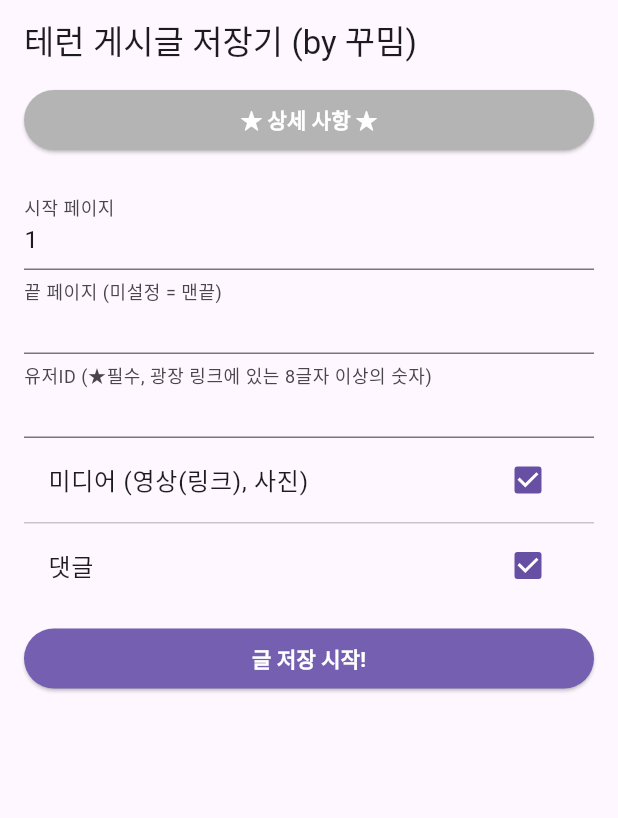
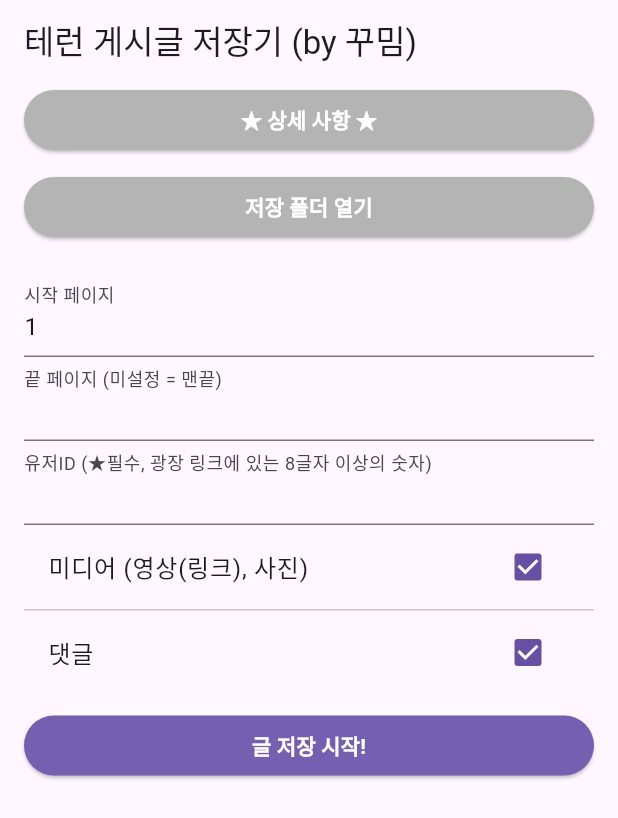
Before and after one commit to br8ad/tr_post_saver, a Flutter app: the screen it shows after launch, after a tap on "★ 상세 사항 ★", on a phone screen of 412 x 824 dp. Shown: the top 818 px of the screen. Run offline on Flutter 3.47's test engine with Material 3 defaults, Android fonts, the light colour scheme and no system bars; network calls fail.

Commit message:
최종 수정

```diff
--- a/lib/main.dart
+++ b/lib/main.dart
@@ -1,5 +1,9 @@
+import 'dart:io';
+
 import 'package:flutter/material.dart';
+import 'package:path_provider/path_provider.dart';
 import 'package:tr_post_saver/saving_screen.dart';
+import 'package:url_launcher/url_launcher.dart';
 import 'package:url_launcher/url_launcher_string.dart';
 
 void main() {
@@ -54,6 +58,28 @@
   }
 
   @override
+  void initState() {
+    super.initState();
+    initDirectory();
+  }
+
+  String? directoryPath;
+  String? get textPath => '$directoryPath\\tr_post_saver';
+
+  Future<void> initDirectory() async
+  {
+    final directory = await getApplicationDocumentsDirectory();
+    directoryPath = directory.path;
+
+    // 이미지 경로 생성
+    final textDirectory = Directory(textPath!);
+
+    if (!await textDirectory.exists()) {
+      await textDirectory.create(recursive: true); // recursive: 하위 디렉토리도 생성
+    }
+  }
+
+  @override
   Widget build(BuildContext context) {
 
     return Form(
@@ -82,9 +108,29 @@
                   scaffoldMessenger.showSnackBar(
                       const SnackBar(content: Text("에러 (새탭 열기 실패)")));
                 }
-              },   // 다일로그 안내 or github 링크 -> 링크가 최신 갱신 할수있긴 하겠다 & 런게 링크는 없어지니까
+              },
               child: const Text(
                 '★ 상세 사항 ★',
+                style: TextStyle(
+                  fontWeight: FontWeight.bold,
+                ),
+              ),
+            ),
+            const SizedBox(height: 10),
+
+            ElevatedButton(
+              style: ElevatedButton.styleFrom(
+                backgroundColor: const Color(0xFFB4B4B4), // 배경색 설정. 기본 보라 = 0xFF6750A4
+                foregroundColor: Colors.white, // 텍스트 색상 설정
+              ),
+              onPressed: () async {
+                if (textPath == null) return;
+
+                final url = Uri.file(textPath!);
+                if (await canLaunchUrl(url)) await launchUrl(url);
+              },
+              child: const Text(
+                '저장 폴더 열기',
                 style: TextStyle(
                   fontWeight: FontWeight.bold,
                 ),
```
Also changed, not shown: lib/models.dart (+13 -2 lines), lib/saving_screen.dart (+5 -4 lines).
